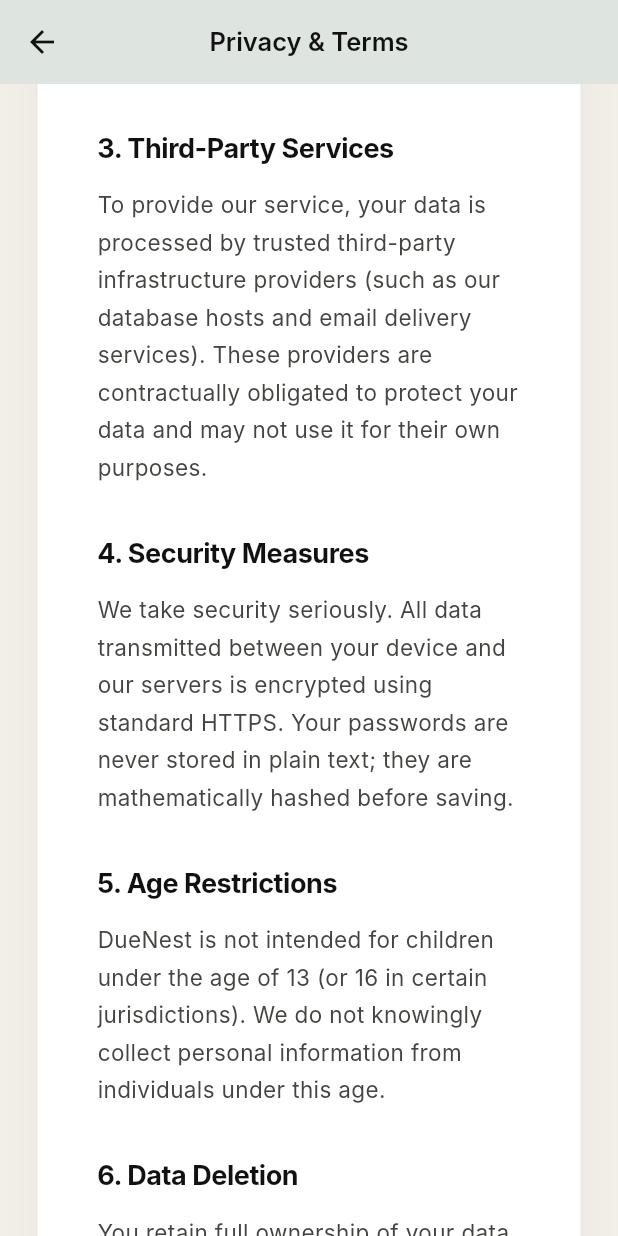
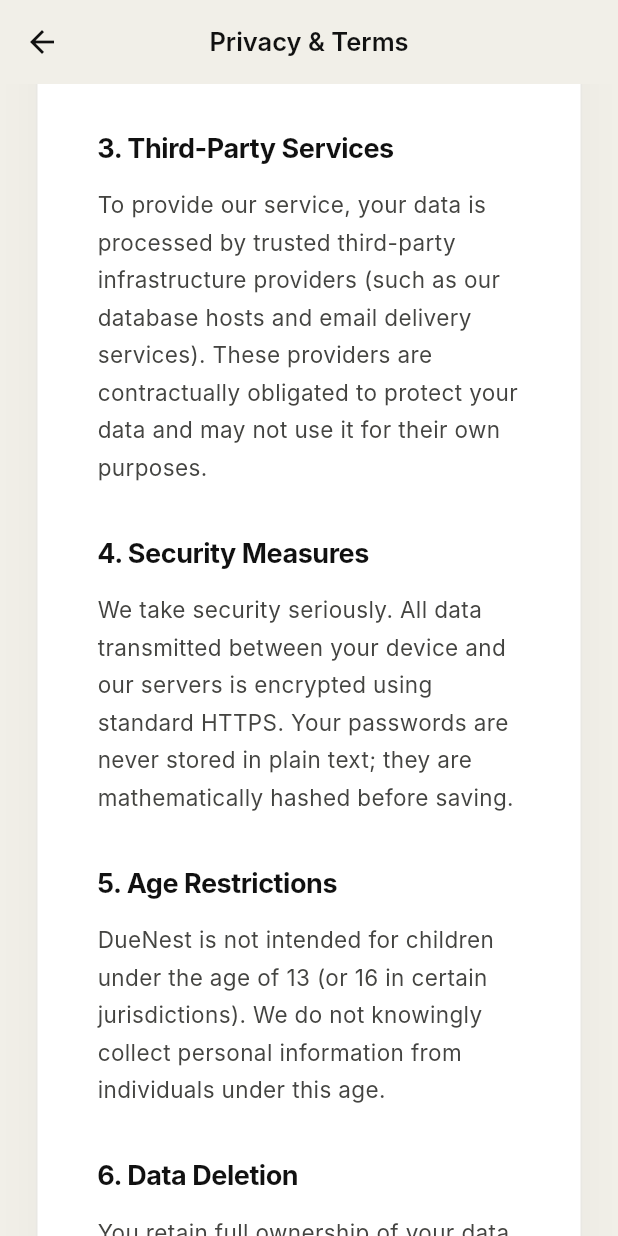
Before and after one commit to Ahmed-Nashat/License_Document_Expiry_Tracker, a Flutter app: the LegalScreen screen opened directly, scrolled down 576 dp, on a phone screen of 412 x 824 dp. Run offline on Flutter 3.47's test engine with Material 3 defaults, Android fonts, the phone set to English and light mode, and no system bars; our stand-ins replace dio, flutter_animate, flutter_riverpod, go_router; network calls fail; Roboto replaces fonts that are missing (Inter).

Commit message:
style: fix material 3 appbar surface tint color

```diff
--- a/client/lib/features/legal/legal_screen.dart
+++ b/client/lib/features/legal/legal_screen.dart
@@ -22,7 +22,9 @@ class LegalScreen extends StatelessWidget {
             fontWeight: FontWeight.w600,
           ),
         ),
-        backgroundColor: Colors.transparent,
+        backgroundColor: backgroundColor,
+        surfaceTintColor: Colors.transparent,
+        scrolledUnderElevation: 0,
         elevation: 0,
         iconTheme: IconThemeData(color: textColor),
         centerTitle: true,
```
